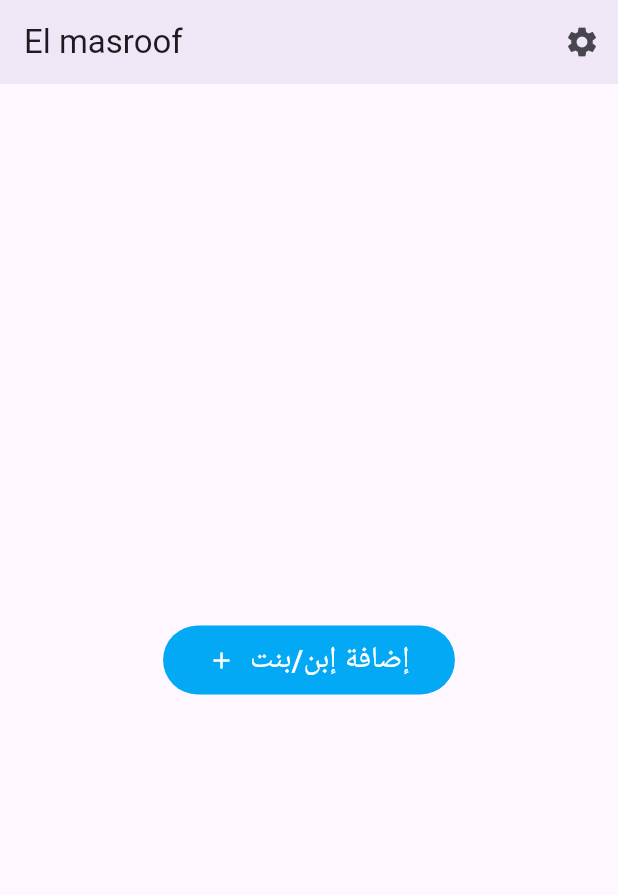
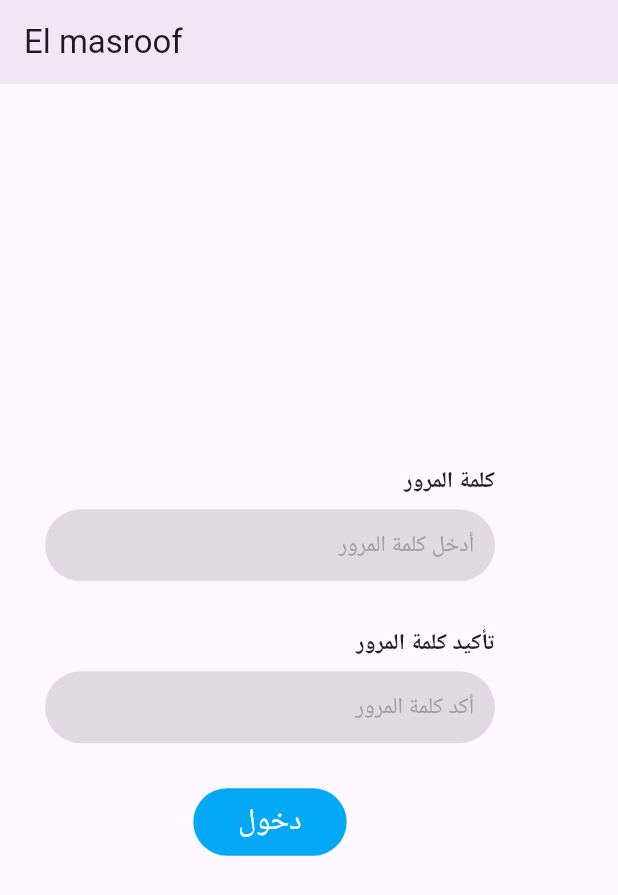
Before and after one commit to Ahmed-plusplus/elmasroof, a Flutter app: the screen it shows after launch, on a phone screen of 412 x 824 dp. Shown: the top 895 px of the screen. Run offline on Flutter 3.47's test engine with Material 3 defaults, Android fonts, the phone set to English and light mode, and no system bars; our stand-ins replace bloc, flutter_bloc, hive_flutter, local_auth, shared_preferences, sqflite; missing offline and left inert: workmanager; accounts and stored records are empty.

Commit message:
uncompleted changes

```diff
--- /dev/null
+++ b/Elmasroof/lib/modules/create_password_screen.dart
@@ -0,0 +1,93 @@
+import 'package:elmasroof/modules/create_auth_screen.dart';
+import 'package:elmasroof/modules/home_screen.dart';
+import 'package:elmasroof/shared/components/components.dart';
+import 'package:elmasroof/shared/network/local/shared_preferences/shared_manager.dart';
+import 'package:flutter/material.dart';
+import 'package:local_auth/local_auth.dart';
+
+class CreatePasswordScreen extends StatefulWidget {
+  CreatePasswordScreen({super.key, required this.isSupported, required this.availableBiometric});
+
+  bool isSupported;
+  List<BiometricType> availableBiometric;
+
+  @override
+  State<CreatePasswordScreen> createState() => _CreatePasswordScreenState();
+}
+
+class _CreatePasswordScreenState extends State<CreatePasswordScreen> {
+
+  TextEditingController passwordController = TextEditingController();
+  TextEditingController confirmPasswordController = TextEditingController();
+  GlobalKey<FormFieldState> passwordKey = GlobalKey();
+  GlobalKey<FormFieldState> confirmPasswordKey = GlobalKey();
+  FocusNode passwordNode = FocusNode();
+  FocusNode confirmPasswordNode = FocusNode();
+
+  @override
+  Widget build(BuildContext context) {
+    return Scaffold(
+      appBar: AppBar(
+        title: const Text('El masroof'),
+        elevation: 5,
+      ),
+      body: Column(
+        mainAxisAlignment: MainAxisAlignment.center,
+        crossAxisAlignment: CrossAxisAlignment.center,
+        children: [
+          createTextField(
+            title: 'كلمة المرور',
+            hint: 'أدخل كلمة المرور',
+            formKey: passwordKey,
+            controller: passwordController,
+            node: passwordNode,
+            action: TextInputAction.next,
+            submit: (value){
+              if(passwordKey.currentState!.validate()) {
+                FocusScope.of(context).requestFocus(confirmPasswordNode);
+              }
+            },
+            validator: (String value){
+              if(value.isEmpty) {
+                return 'أدخل كلمة المرور أولاً';
+              }
+              return null;
+            }
+          ),
+          createTextField(
+            title: 'تأكيد كلمة المرور',
+            hint: 'أكد كلمة المرور',
+            formKey: confirmPasswordKey,
+            controller: confirmPasswordController,
+            node: confirmPasswordNode,
+            submit: (value) => _submit(),
+            validator: (String value){
+              if(value.isEmpty) {
+                return 'أكد كلمة المرور أولاً';
+              }
+              if(value.compareTo(passwordController.text) != 0){
+                return 'غير مطابق لكلمة المرور';
+              }
+              return null;
+            }
+          ),
+          createButton(
+            text: 'دخول',
+            onPressed: () => _submit(),
+          ),
+        ],
+      ),
+    );
+  }
+
+  void _submit() {
+    if(passwordKey.currentState!.validate() && confirmPasswordKey.currentState!.validate()){
+      SharedManager.putData(key: SharedManager.LOGIN_PASSWORD, value: passwordController.text);
+      if(widget.isSupported){
+        Navigator.of(context).push(MaterialPageRoute(builder: (context) => CreateAuthScreen(isSupported: widget.isSupported, availableBiometric: widget.availableBiometric,)));
+      } else {
+        Navigator.of(context).pushReplacement(MaterialPageRoute(builder: (context) => const HomeScreen()));
+      }
+    }
+  }
+}
--- a/Elmasroof/lib/modules/home_screen.dart
+++ b/Elmasroof/lib/modules/home_screen.dart
@@ -4,6 +4,7 @@ import 'package:elmasroof/layouts/alerts/add_child_alert.dart';
 import 'package:elmasroof/modules/history_screen.dart';
 import 'package:elmasroof/modules/settings_screen.dart';
 import 'package:elmasroof/shared/components/components.dart';
+import 'package:elmasroof/shared/components/value_listenable.dart';
 import 'package:elmasroof/shared/formatter/positive_formatter.dart';
 import 'package:elmasroof/shared/network/local/hive/hive_storage.dart';
 import 'package:elmasroof/shared/network/local/sqflite/sqflite_db.dart';
@@ -44,11 +45,7 @@ class _HomeScreenState extends State<HomeScreen> {
       body: Container(
         width: double.infinity,
         padding: const EdgeInsets.all(8.0),
-        child: BlocConsumer<HomeCubit, HomeStates>(
-            listener: (context, state) {},
-            builder: (context, state) {
-              _cubit = HomeCubit.get(context);
-              return Column(
+        child: Column(
           mainAxisAlignment: MainAxisAlignment.center,
           crossAxisAlignment: CrossAxisAlignment.center,
           children: [
@@ -58,9 +55,12 @@ class _HomeScreenState extends State<HomeScreen> {
                   showAddChildAlert(context: context, cubit: _cubit),
               icon: Icons.add,
             ),
-                  if (_cubit.childrenNames.isNotEmpty)
-                    Column(
-                      children: [
+            BlocConsumer<HomeCubit, HomeStates>(
+              listener: (context, state) {},
+              builder: (context, state) {
+                _cubit = HomeCubit.get(context);
+                return Column(
+                  children: (_cubit.childrenNames.isNotEmpty) ? [
                     const SizedBox(
                       height: 25,
                     ),
@@ -98,11 +98,16 @@ class _HomeScreenState extends State<HomeScreen> {
                         borderRadius: BorderRadius.circular(50),
                         color: Colors.grey,
                       ),
-                          child: Text(
+                      child: ValueListenableBuilder(
+                        valueListenable: ListenOnValue.expensesNotifier,
+                        builder: (context, value, child) {
+                          return Text(
                             (hiveStorage.get(_cubit.childrenNames[_cubit.selectedIndex]) ?? 0.0).toString(),
                             style: const TextStyle(
                               fontSize: 18,
                             ),
+                          );
+                        }
                       ),
                     ),
                     const SizedBox(
@@ -201,11 +206,12 @@ class _HomeScreenState extends State<HomeScreen> {
                       },
                       icon: Icons.delete_outline,
                     ),
+                  ] : [],
+                );
+              }
+            ),
           ],
         ),
-                ],
-              );
-            }),
       ),
     );
   }
--- /dev/null
+++ b/Elmasroof/lib/shared/components/value_listenable.dart
@@ -0,0 +1,5 @@
+import 'package:flutter/foundation.dart';
+
+class ListenOnValue {
+  static ValueNotifier<int> expensesNotifier = ValueNotifier(0);
+}
--- a/Elmasroof/lib/shared/network/local/shared_preferences/shared_manager.dart
+++ b/Elmasroof/lib/shared/network/local/shared_preferences/shared_manager.dart
@@ -2,6 +2,8 @@ import 'package:shared_preferences/shared_preferences.dart';
 
 class SharedManager {
   static late SharedPreferences _sharedPref;
+
+  static const String LOGIN_PASSWORD = 'loginPassword';
 
   static init() async {
     _sharedPref = await SharedPreferences.getInstance();
--- a/Elmasroof/pubspec.yaml
+++ b/Elmasroof/pubspec.yaml
@@ -41,6 +41,7 @@ dependencies:
   flutter_bloc: ^8.1.5
   workmanager: ^0.5.2
   shared_preferences: ^2.3.5
+  local_auth: ^2.3.0
 
   path: any
 dev_dependencies:
```
Also changed, not shown: Elmasroof/lib/main.dart (+34 -11 lines), Elmasroof/lib/modules/create_auth_screen.dart (added, +55 -0 lines), Elmasroof/lib/modules/enter_password_screen.dart (added, +25 -0 lines), Elmasroof/lib/modules/forget_password_screen.dart (added, +21 -0 lines), Elmasroof/lib/modules/history_screen.dart (+9 -2 lines), Elmasroof/pubspec.lock, 8 other files. Lines whose indentation alone changed are shown as unchanged.
